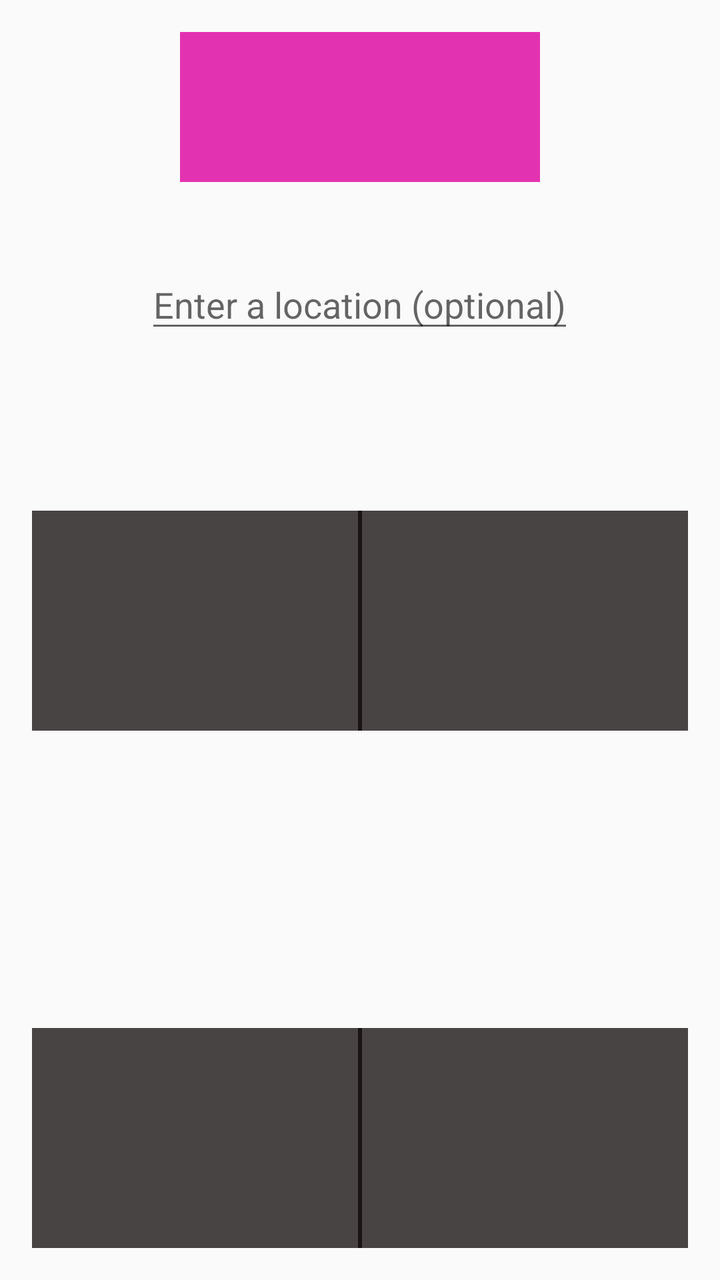
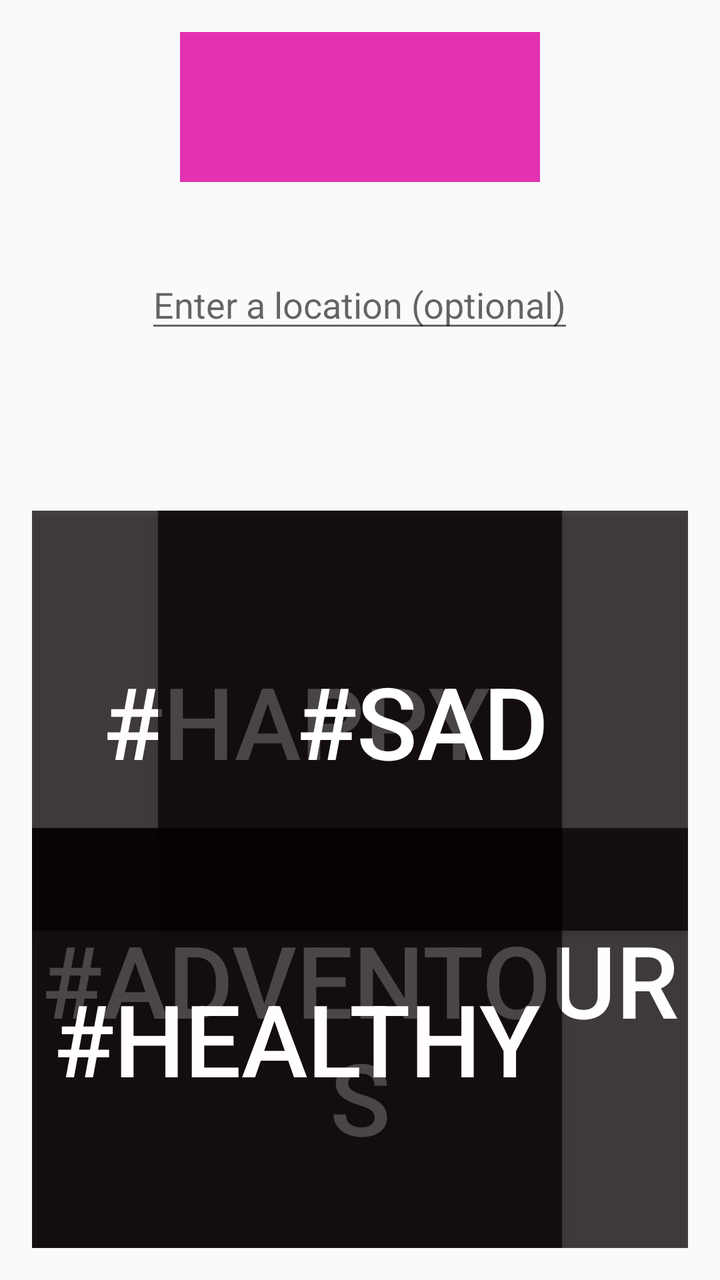

An Android layout rendered at two revisions. The XML below is the earlier revision; the diff shows what the commit changed to produce the second picture.
<!-- AndroidManifest.xml: application theme AppTheme -->
<!-- res/layout/activity_main.xml -->
<?xml version="1.0" encoding="utf-8"?>
<RelativeLayout xmlns:android="http://schemas.android.com/apk/res/android"
    xmlns:tools="http://schemas.android.com/tools"
    android:layout_width="match_parent"
    android:layout_height="match_parent"
    android:paddingBottom="@dimen/activity_vertical_margin"
    android:paddingLeft="@dimen/activity_horizontal_margin"
    android:paddingRight="@dimen/activity_horizontal_margin"
    android:paddingTop="@dimen/activity_vertical_margin"
    tools:context="com.example.rui.location.MainActivity">

    <TextView
        android:layout_width="wrap_content"
        android:layout_height="wrap_content"
        android:text=""
        android:id="@+id/textLocation" />

    <TextView
        android:layout_width="wrap_content"
        android:layout_height="wrap_content"
        android:text=""
        android:id="@+id/connection" />

    <EditText
        android:layout_width="wrap_content"
        android:layout_height="wrap_content"
        android:id="@+id/inputLocation"
        android:layout_marginTop="39dp"
        android:hint="Enter a location (optional)"
        android:layout_below="@+id/logo"
        android:layout_centerHorizontal="true"/>

    <ImageView
        android:layout_width="wrap_content"
        android:layout_height="wrap_content"
        android:id="@+id/logo"
        android:layout_row="0"
        android:layout_column="3"
        android:background="#d2df08a2"
        android:minHeight="75dp"
        android:minWidth="180dp"
        android:layout_alignParentTop="true"
        android:layout_centerHorizontal="true"/>

    <ImageButton
        android:layout_width="wrap_content"
        android:layout_height="wrap_content"
        android:id="@+id/mood1"
        android:background="#b9080000"
        android:minWidth="165dp"
        android:minHeight="110dp"
        android:layout_below="@+id/inputLocation"
        android:layout_alignParentStart="true"
        android:layout_marginTop="84dp"/>

    <ImageButton
        android:layout_width="wrap_content"
        android:layout_height="wrap_content"
        android:id="@+id/mood2"
        android:background="#b9080000"
        android:minWidth="165dp"
        android:minHeight="110dp"
        android:layout_alignTop="@+id/mood1"
        android:layout_alignParentEnd="true"/>

    <ImageButton
        android:layout_width="wrap_content"
        android:layout_height="wrap_content"
        android:id="@+id/mood3"
        android:background="#b9080000"
        android:minWidth="165dp"
        android:minHeight="110dp"
        android:layout_alignTop="@+id/mood4"
        android:layout_alignParentEnd="true"/>

    <ImageButton
        android:layout_width="wrap_content"
        android:layout_height="wrap_content"
        android:id="@+id/mood4"
        android:background="#b9080000"
        android:minWidth="165dp"
        android:minHeight="110dp"
        android:layout_alignParentBottom="true"
        android:layout_alignParentStart="true"/>


</RelativeLayout>
<!-- resources referenced by this layout -->
<resources>
  <dimen name="activity_horizontal_margin">16dp</dimen>
  <dimen name="activity_vertical_margin">16dp</dimen>
  <style name="AppTheme" parent="Theme.AppCompat.Light.DarkActionBar">
          
          <item name="colorPrimary">@color/colorPrimary</item>
          <item name="colorPrimaryDark">@color/colorPrimaryDark</item>
          <item name="colorAccent">@color/colorAccent</item>
      </style>
  <color name="colorPrimary">#3F51B5</color>
  <color name="colorPrimaryDark">#303F9F</color>
  <color name="colorAccent">#FF4081</color>
</resources>

<!-- the commit's change to res/layout/activity_main.xml (unified diff, before → after) -->
@@ -13,12 +13,14 @@
         android:layout_width="wrap_content"
         android:layout_height="wrap_content"
         android:text=""
+        android:adjustViewBounds="true"
         android:id="@+id/textLocation" />
 
     <TextView
         android:layout_width="wrap_content"
         android:layout_height="wrap_content"
         android:text=""
+        android:adjustViewBounds="true"
         android:id="@+id/connection" />
 
     <EditText
@@ -28,6 +30,7 @@
         android:layout_marginTop="39dp"
         android:hint="Enter a location (optional)"
         android:layout_below="@+id/logo"
+        android:adjustViewBounds="true"
         android:layout_centerHorizontal="true"/>
 
     <ImageView
@@ -39,49 +42,66 @@
         android:background="#d2df08a2"
         android:minHeight="75dp"
         android:minWidth="180dp"
+        android:adjustViewBounds="true"
         android:layout_alignParentTop="true"
         android:layout_centerHorizontal="true"/>
 
-    <ImageButton
+    <Button
         android:layout_width="wrap_content"
         android:layout_height="wrap_content"
         android:id="@+id/mood1"
         android:background="#b9080000"
-        android:minWidth="165dp"
-        android:minHeight="110dp"
+        android:minWidth="265dp"
+        android:minHeight="210dp"
+        android:adjustViewBounds="true"
         android:layout_below="@+id/inputLocation"
         android:layout_alignParentStart="true"
-        android:layout_marginTop="84dp"/>
+        android:layout_marginTop="84dp"
+        android:text="#happy"
+        android:textColor="#fefcfc"
+        android:textSize="50dp"/>
 
-    <ImageButton
+    <Button
         android:layout_width="wrap_content"
         android:layout_height="wrap_content"
         android:id="@+id/mood2"
         android:background="#b9080000"
-        android:minWidth="165dp"
-        android:minHeight="110dp"
+        android:minWidth="265dp"
+        android:minHeight="210dp"
         android:layout_alignTop="@+id/mood1"
-        android:layout_alignParentEnd="true"/>
+        android:layout_alignParentEnd="true"
+        android:text="#Sad"
+        android:adjustViewBounds="true"
+        android:textSize="50dp"
+        android:textColor="#ffffff" />
 
-    <ImageButton
+    <Button
         android:layout_width="wrap_content"
         android:layout_height="wrap_content"
         android:id="@+id/mood3"
         android:background="#b9080000"
-        android:minWidth="165dp"
-        android:minHeight="110dp"
+        android:minWidth="265dp"
+        android:minHeight="210dp"
         android:layout_alignTop="@+id/mood4"
-        android:layout_alignParentEnd="true"/>
+        android:layout_alignParentEnd="true"
+        android:textSize="50dp"
+        android:adjustViewBounds="true"
+        android:text="#adventours"
+        android:textColor="#fffefe" />
 
-    <ImageButton
+    <Button
         android:layout_width="wrap_content"
         android:layout_height="wrap_content"
         android:id="@+id/mood4"
         android:background="#b9080000"
-        android:minWidth="165dp"
-        android:minHeight="110dp"
+        android:minWidth="265dp"
+        android:minHeight="210dp"
         android:layout_alignParentBottom="true"
-        android:layout_alignParentStart="true"/>
+        android:layout_alignParentStart="true"
+        android:textSize="50dp"
+        android:adjustViewBounds="true"
+        android:text="#Healthy"
+        android:textColor="#fffdfd" />
 
 
 </RelativeLayout>
